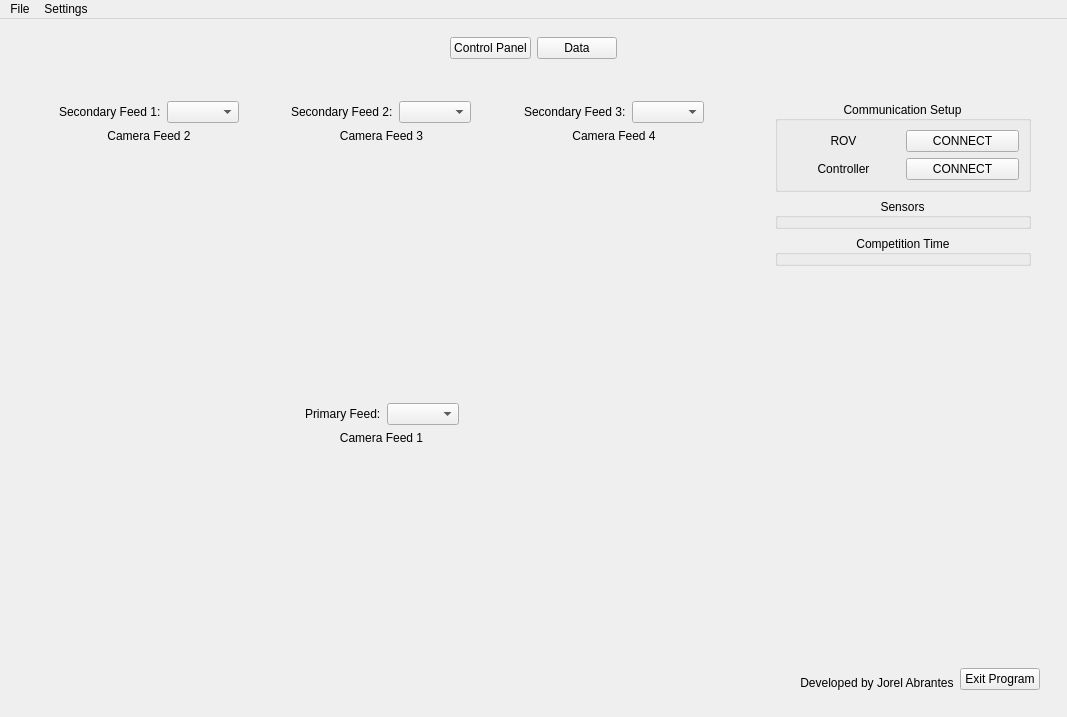
Before: the Qt Designer form ui/main2.ui in jorelaustin/GUI-for-ROV-Mate-2025, drawn with Qt 5.
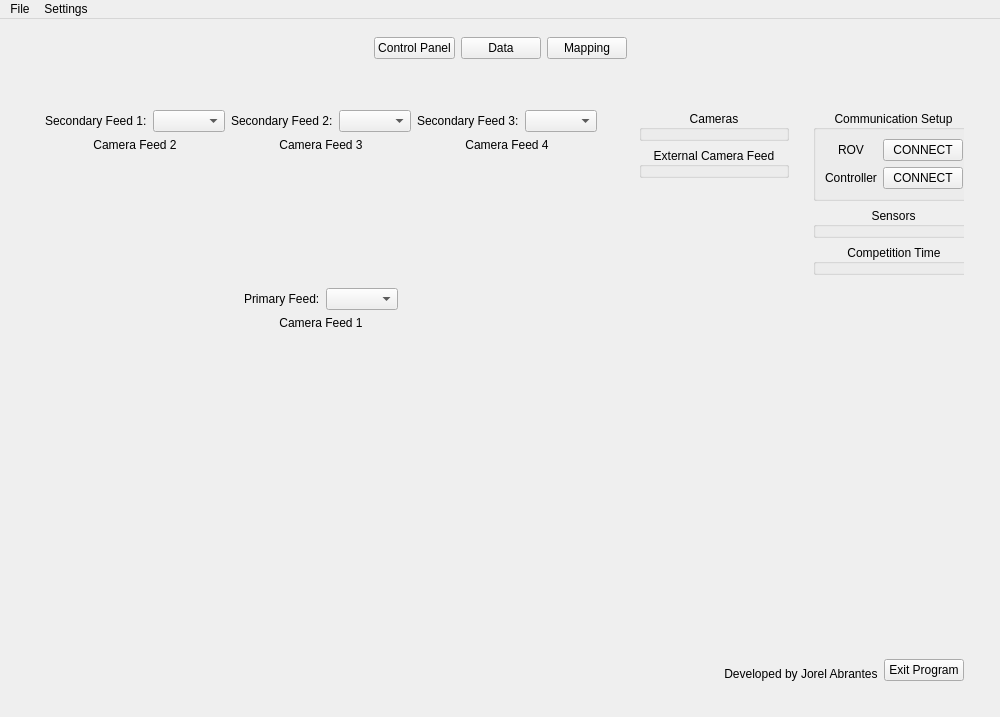
After: the same form once the commit is applied.

```diff
--- a/ui/main2.ui
+++ b/ui/main2.ui
@@ -6,16 +6,115 @@
    <rect>
     <x>0</x>
     <y>0</y>
-    <width>1067</width>
+    <width>1000</width>
     <height>717</height>
    </rect>
   </property>
+  <property name="sizePolicy">
+   <sizepolicy hsizetype="Expanding" vsizetype="Expanding">
+    <horstretch>0</horstretch>
+    <verstretch>0</verstretch>
+   </sizepolicy>
+  </property>
   <property name="windowTitle">
    <string>MainWindow</string>
   </property>
   <widget class="QWidget" name="centralwidget">
-   <layout class="QGridLayout" name="gridLayout_2">
+   <property name="sizePolicy">
+    <sizepolicy hsizetype="Expanding" vsizetype="Expanding">
+     <horstretch>0</horstretch>
+     <verstretch>0</verstretch>
+    </sizepolicy>
+   </property>
+   <layout class="QGridLayout" name="gridLayout_4">
+    <item row="0" column="0">
+     <widget class="QWidget" name="buttonsPanel" native="true">
+      <property name="sizePolicy">
+       <sizepolicy hsizetype="Preferred" vsizetype="Preferred">
+        <horstretch>0</horstretch>
+        <verstretch>0</verstretch>
+       </sizepolicy>
+      </property>
+      <layout class="QHBoxLayout" name="horizontalLayout">
+       <item>
+        <spacer name="horizontalSpacer_2">
+         <property name="orientation">
+          <enum>Qt::Horizontal</enum>
+         </property>
+         <property name="sizeHint" stdset="0">
+          <size>
+           <width>334</width>
+           <height>20</height>
+          </size>
+         </property>
+        </spacer>
+       </item>
+       <item>
+        <widget class="QPushButton" name="controlPanelButton">
+         <property name="enabled">
+          <bool>true</bool>
+         </property>
+         <property name="sizePolicy">
+          <sizepolicy hsizetype="Preferred" vsizetype="Preferred">
+           <horstretch>0</horstretch>
+           <verstretch>0</verstretch>
+          </sizepolicy>
+         </property>
+         <property name="text">
+          <string>Control Panel</string>
+         </property>
+        </widget>
+       </item>
+       <item>
+        <widget class="QPushButton" name="dataButton">
+         <property name="text">
+          <string>Data</string>
+         </property>
+        </widget>
+       </item>
+       <item>
+        <widget class="QPushButton" name="mapButton">
+         <property name="text">
+          <string>Mapping</string>
+         </property>
+        </widget>
+       </item>
+       <item>
+        <spacer name="horizontalSpacer_3">
+         <property name="orientation">
+          <enum>Qt::Horizontal</enum>
+         </property>
+         <property name="sizeHint" stdset="0">
+          <size>
+           <width>336</width>
+           <height>20</height>
+          </size>
+         </property>
+        </spacer>
+       </item>
+      </layout>
+     </widget>
+    </item>
     <item row="1" column="0">
+     <widget class="QStackedWidget" name="stackedWidget">
+      <property name="sizePolicy">
+       <sizepolicy hsizetype="Expanding" vsizetype="Expanding">
+        <horstretch>0</horstretch>
+        <verstretch>0</verstretch>
+       </sizepolicy>
+      </property>
+      <property name="currentIndex">
+       <number>0</number>
+      </property>
+      <widget class="QWidget" name="control_panel_page">
+       <property name="sizePolicy">
+        <sizepolicy hsizetype="Expanding" vsizetype="Expanding">
+         <horstretch>0</horstretch>
+         <verstretch>0</verstretch>
+        </sizepolicy>
+       </property>
+       <layout class="QGridLayout" name="gridLayout_3">
+        <item row="0" column="0">
      <widget class="QWidget" name="control_panel_tab" native="true">
       <property name="sizePolicy">
        <sizepolicy hsizetype="Preferred" vsizetype="Expanding">
@@ -23,7 +122,7 @@
         <verstretch>0</verstretch>
        </sizepolicy>
       </property>
-      <layout class="QHBoxLayout" name="horizontalLayout_3">
+          <layout class="QHBoxLayout" name="horizontalLayout_3" stretch="65,0">
        <item>
         <widget class="QWidget" name="control_panel_camera_widget" native="true">
          <property name="enabled">
@@ -37,87 +136,18 @@
          </property>
          <layout class="QGridLayout" name="gridLayout_6">
           <item row="0" column="1">
-           <layout class="QGridLayout" name="gridLayout_24" rowstretch="1,0">
-            <item row="1" column="0">
-             <widget class="QWidget" name="widget_3" native="true">
+               <layout class="QGridLayout" name="gridLayout_24" rowstretch="30,70">
+                <item row="0" column="0">
+                 <widget class="QWidget" name="camera_feeds" native="true">
               <property name="sizePolicy">
                <sizepolicy hsizetype="Preferred" vsizetype="Preferred">
                 <horstretch>0</horstretch>
-                <verstretch>1</verstretch>
-               </sizepolicy>
-              </property>
-              <layout class="QGridLayout" name="gridLayout_15" rowstretch="0,1">
-               <item row="0" column="0">
-                <layout class="QHBoxLayout" name="horizontalLayout_12">
-                 <item>
-                  <spacer name="horizontalSpacer_10">
-                   <property name="orientation">
-                    <enum>Qt::Horizontal</enum>
-                   </property>
-                   <property name="sizeHint" stdset="0">
-                    <size>
-                     <width>40</width>
-                     <height>20</height>
-                    </size>
-                   </property>
-                  </spacer>
-                 </item>
-                 <item>
-                  <widget class="QLabel" name="label_10">
-                   <property name="text">
-                    <string>Primary Feed:</string>
-                   </property>
-                  </widget>
-                 </item>
-                 <item>
-                  <widget class="QComboBox" name="camera_feed_1_menu_2">
-                   <property name="sizeAdjustPolicy">
-                    <enum>QComboBox::AdjustToContents</enum>
-                   </property>
-                  </widget>
-                 </item>
-                 <item>
-                  <spacer name="horizontalSpacer_11">
-                   <property name="orientation">
-                    <enum>Qt::Horizontal</enum>
-                   </property>
-                   <property name="sizeHint" stdset="0">
-                    <size>
-                     <width>40</width>
-                     <height>20</height>
-                    </size>
-                   </property>
-                  </spacer>
-                 </item>
-                </layout>
-               </item>
-               <item row="1" column="0">
-                <widget class="QLabel" name="camera_feed_1">
-                 <property name="sizePolicy">
-                  <sizepolicy hsizetype="Ignored" vsizetype="Ignored">
-                   <horstretch>0</horstretch>
                    <verstretch>0</verstretch>
                   </sizepolicy>
                  </property>
-                 <property name="frameShape">
-                  <enum>QFrame::NoFrame</enum>
-                 </property>
-                 <property name="text">
-                  <string>Camera Feed 1</string>
-                 </property>
-                 <property name="alignment">
-                  <set>Qt::AlignHCenter|Qt::AlignTop</set>
-                 </property>
-                </widget>
-               </item>
-              </layout>
-             </widget>
-            </item>
+                  <layout class="QGridLayout" name="gridLayout_2">
             <item row="0" column="0">
-             <widget class="QWidget" name="widget_5" native="true">
-              <layout class="QHBoxLayout" name="horizontalLayout_5" stretch="0">
-               <item>
-                <layout class="QGridLayout" name="gridLayout_4" rowstretch="0,0">
+                    <layout class="QGridLayout" name="secondary_camera_feeds" rowstretch="0,0">
                  <item row="1" column="2">
                   <widget class="QLabel" name="camera_feed_4">
                    <property name="sizePolicy">
@@ -312,11 +342,86 @@
               </layout>
              </widget>
             </item>
-           </layout>
-          </item>
+                <item row="1" column="0">
+                 <widget class="QWidget" name="primary_camera_feed" native="true">
+                  <property name="sizePolicy">
+                   <sizepolicy hsizetype="Preferred" vsizetype="Preferred">
+                    <horstretch>0</horstretch>
+                    <verstretch>1</verstretch>
+                   </sizepolicy>
+                  </property>
+                  <layout class="QGridLayout" name="gridLayout_15" rowstretch="0,1">
+                   <item row="0" column="0">
+                    <layout class="QHBoxLayout" name="horizontalLayout_12">
+                     <item>
+                      <spacer name="horizontalSpacer_10">
+                       <property name="orientation">
+                        <enum>Qt::Horizontal</enum>
+                       </property>
+                       <property name="sizeHint" stdset="0">
+                        <size>
+                         <width>40</width>
+                         <height>20</height>
+                        </size>
+                       </property>
+                      </spacer>
+                     </item>
+                     <item>
+                      <widget class="QLabel" name="label_10">
+                       <property name="text">
+                        <string>Primary Feed:</string>
+                       </property>
+                      </widget>
+                     </item>
+                     <item>
+                      <widget class="QComboBox" name="camera_feed_1_menu_2">
+                       <property name="sizeAdjustPolicy">
+                        <enum>QComboBox::AdjustToContents</enum>
+                       </property>
+                      </widget>
+                     </item>
+                     <item>
+                      <spacer name="horizontalSpacer_11">
+                       <property name="orientation">
+                        <enum>Qt::Horizontal</enum>
+                       </property>
+                       <property name="sizeHint" stdset="0">
+                        <size>
+                         <width>40</width>
+                         <height>20</height>
+                        </size>
+                       </property>
+                      </spacer>
+                     </item>
+                    </layout>
+                   </item>
+                   <item row="1" column="0">
+                    <widget class="QLabel" name="camera_feed_1">
+                     <property name="sizePolicy">
+                      <sizepolicy hsizetype="Ignored" vsizetype="Ignored">
+                       <horstretch>0</horstretch>
+                       <verstretch>0</verstretch>
+                      </sizepolicy>
+                     </property>
+                     <property name="frameShape">
+                      <enum>QFrame::NoFrame</enum>
+                     </property>
+                     <property name="text">
+                      <string>Camera Feed 1</string>
+                     </property>
+                     <property name="alignment">
+                      <set>Qt::AlignHCenter|Qt::AlignTop</set>
+                     </property>
+                    </widget>
+                   </item>
          </layout>
         </widget>
        </item>
+               </layout>
+              </item>
+             </layout>
+            </widget>
+           </item>
        <item>
         <widget class="QWidget" name="con_panel_functions_widget" native="true">
          <layout class="QGridLayout" name="gridLayout_5">
@@ -373,8 +478,8 @@
               <rect>
                <x>0</x>
                <y>0</y>
-               <width>276</width>
-               <height>561</height>
+                   <width>174</width>
+                   <height>543</height>
               </rect>
              </property>
              <layout class="QGridLayout" name="gridLayout_10">
@@ -495,71 +600,54 @@
             </widget>
            </widget>
           </item>
-         </layout>
-        </widget>
-       </item>
-      </layout>
-     </widget>
-    </item>
     <item row="0" column="0">
-     <widget class="QWidget" name="buttonsPanel" native="true">
-      <property name="sizePolicy">
-       <sizepolicy hsizetype="Expanding" vsizetype="Preferred">
-        <horstretch>0</horstretch>
-        <verstretch>0</verstretch>
-       </sizepolicy>
-      </property>
-      <layout class="QHBoxLayout" name="horizontalLayout">
-       <item>
-        <spacer name="horizontalSpacer_2">
+               <widget class="QWidget" name="camera_config" native="true">
+                <layout class="QGridLayout" name="gridLayout">
+                 <item row="2" column="0">
+                  <spacer name="verticalSpacer_2">
          <property name="orientation">
-          <enum>Qt::Horizontal</enum>
+                    <enum>Qt::Vertical</enum>
          </property>
          <property name="sizeHint" stdset="0">
           <size>
-           <width>334</width>
-           <height>20</height>
+                     <width>20</width>
+                     <height>40</height>
           </size>
          </property>
         </spacer>
        </item>
-       <item>
-        <widget class="QPushButton" name="controlPanelButton">
-         <property name="enabled">
-          <bool>true</bool>
-         </property>
-         <property name="sizePolicy">
-          <sizepolicy hsizetype="Preferred" vsizetype="Preferred">
-           <horstretch>0</horstretch>
-           <verstretch>0</verstretch>
-          </sizepolicy>
-         </property>
-         <property name="text">
-          <string>Control Panel</string>
-         </property>
-        </widget>
-       </item>
-       <item>
-        <widget class="QPushButton" name="dataButton">
-         <property name="text">
-          <string>Data</string>
-         </property>
-        </widget>
-       </item>
-       <item>
-        <spacer name="horizontalSpacer_3">
-         <property name="orientation">
-          <enum>Qt::Horizontal</enum>
-         </property>
-         <property name="sizeHint" stdset="0">
-          <size>
-           <width>336</width>
-           <height>20</height>
-          </size>
-         </property>
-        </spacer>
-       </item>
-      </layout>
+                 <item row="0" column="0">
+                  <widget class="QGroupBox" name="digital_camera_control">
+                   <property name="title">
+                    <string>Cameras</string>
+                   </property>
+                   <property name="alignment">
+                    <set>Qt::AlignCenter</set>
+                   </property>
+                  </widget>
+                 </item>
+                 <item row="1" column="0">
+                  <widget class="QGroupBox" name="analog_camera_control">
+                   <property name="title">
+                    <string>External Camera Feed</string>
+                   </property>
+                   <property name="alignment">
+                    <set>Qt::AlignCenter</set>
+                   </property>
+                  </widget>
+                 </item>
+                </layout>
+               </widget>
+              </item>
+             </layout>
+            </widget>
+           </item>
+          </layout>
+         </widget>
+        </item>
+       </layout>
+      </widget>
+      <widget class="QWidget" name="data_panel_page"/>
      </widget>
     </item>
    </layout>
@@ -569,7 +657,7 @@
     <rect>
      <x>0</x>
      <y>0</y>
-     <width>1067</width>
+     <width>1000</width>
      <height>22</height>
     </rect>
    </property>
```
Left out of the diff: 2 changed lines with no effect on the pictures. Lines whose indentation alone changed are shown as unchanged.
